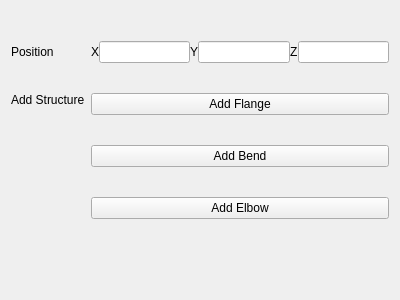
open-pulse/opps, file data/ui_files/edit_point.ui: the form before one commit.
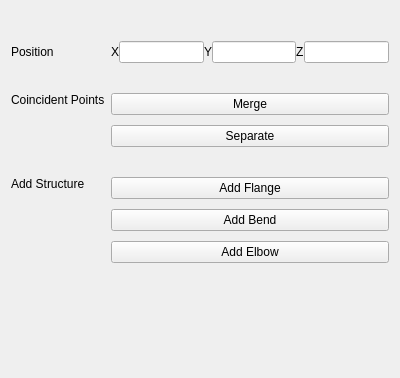
The form after the commit.

Commit message: Add options to point edition window

What changed in the file:
```diff
--- a/data/ui_files/edit_point.ui
+++ b/data/ui_files/edit_point.ui
@@ -7,7 +7,7 @@
     <x>0</x>
     <y>0</y>
     <width>400</width>
-    <height>300</height>
+    <height>378</height>
    </rect>
   </property>
   <property name="windowTitle">
@@ -22,6 +22,26 @@
      <property name="verticalSpacing">
       <number>30</number>
      </property>
+     <item row="3" column="0">
+      <widget class="QLabel" name="label">
+       <property name="text">
+        <string>Add Structure</string>
+       </property>
+       <property name="alignment">
+        <set>Qt::AlignLeading|Qt::AlignLeft|Qt::AlignTop</set>
+       </property>
+      </widget>
+     </item>
+     <item row="2" column="0">
+      <widget class="QLabel" name="label_4">
+       <property name="text">
+        <string>Coincident Points</string>
+       </property>
+       <property name="alignment">
+        <set>Qt::AlignLeading|Qt::AlignLeft|Qt::AlignTop</set>
+       </property>
+      </widget>
+     </item>
      <item row="1" column="1">
       <layout class="QHBoxLayout" name="horizontalLayout">
        <property name="sizeConstraint">
@@ -90,10 +110,10 @@
        </property>
       </widget>
      </item>
-     <item row="2" column="1">
+     <item row="3" column="1">
       <layout class="QVBoxLayout" name="verticalLayout">
        <property name="spacing">
-        <number>30</number>
+        <number>10</number>
        </property>
        <item>
         <widget class="QPushButton" name="pushButton_2">
@@ -118,15 +138,26 @@
        </item>
       </layout>
      </item>
-     <item row="2" column="0">
-      <widget class="QLabel" name="label">
-       <property name="text">
-        <string>Add Structure</string>
+     <item row="2" column="1">
+      <layout class="QVBoxLayout" name="verticalLayout_4">
+       <property name="spacing">
+        <number>10</number>
        </property>
-       <property name="alignment">
-        <set>Qt::AlignLeading|Qt::AlignLeft|Qt::AlignTop</set>
-       </property>
-      </widget>
+       <item>
+        <widget class="QPushButton" name="pushButton_4">
+         <property name="text">
+          <string>Merge</string>
+         </property>
+        </widget>
+       </item>
+       <item>
+        <widget class="QPushButton" name="pushButton_5">
+         <property name="text">
+          <string>Separate</string>
+         </property>
+        </widget>
+       </item>
+      </layout>
      </item>
     </layout>
    </item>
```
Left out of the diff: 26 changed lines with no effect on the pictures.
